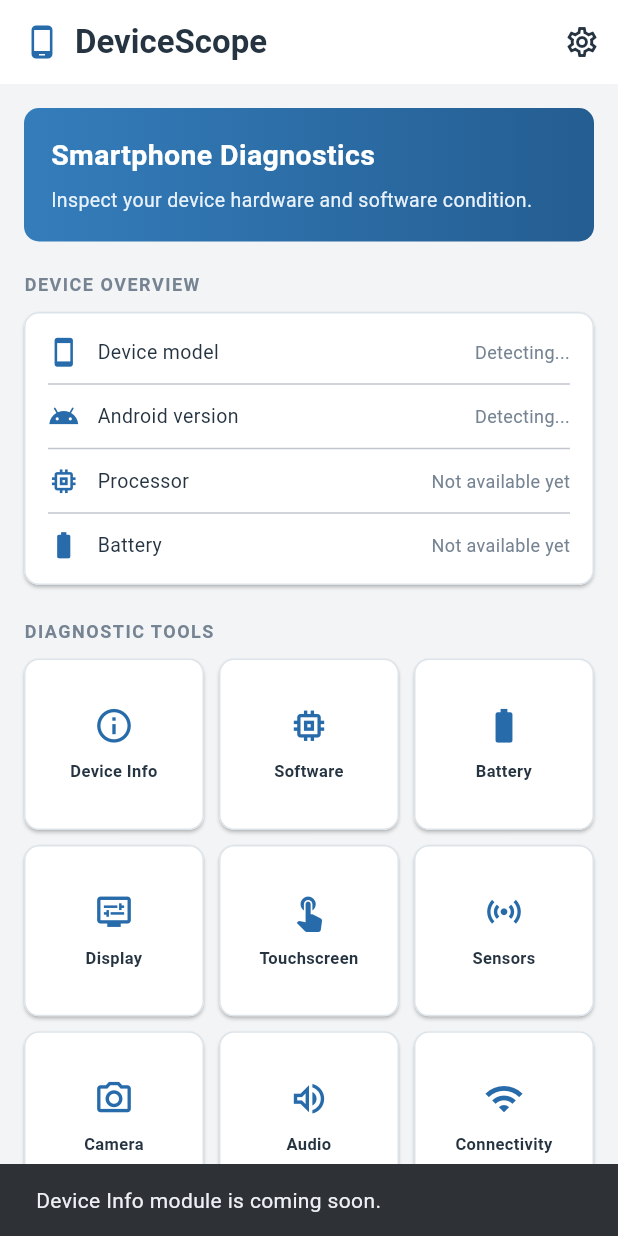
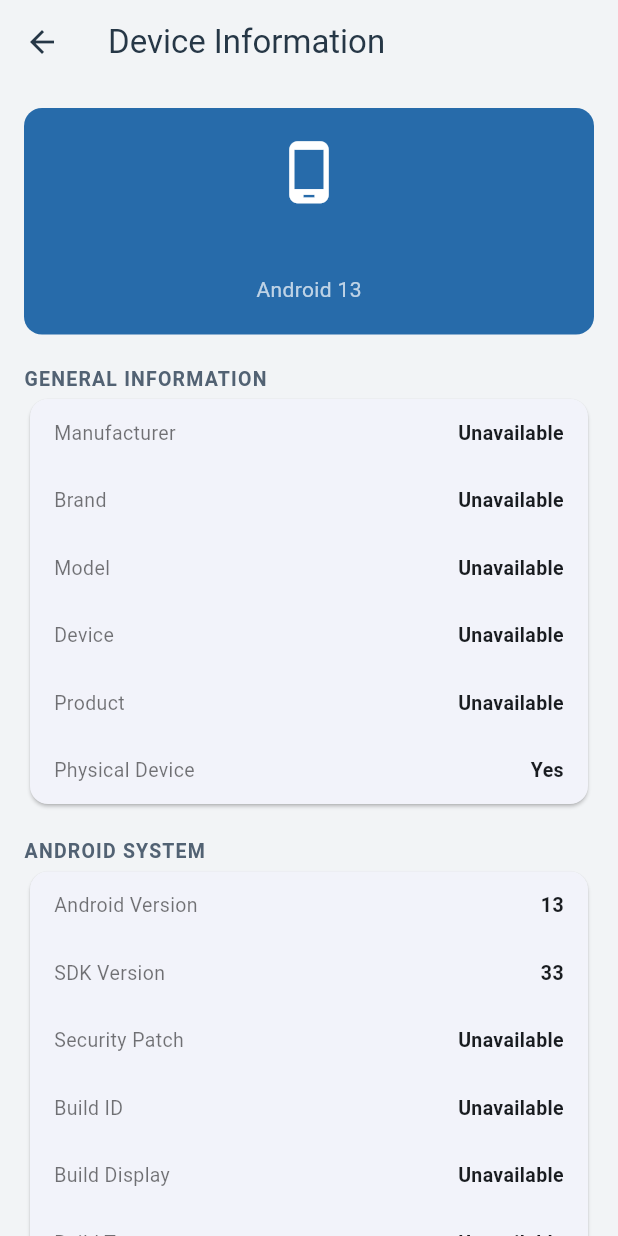
Before and after one commit to RdnNoob/DeviceScope, a Flutter app: the screen it shows after launch, after a tap on "Device Info", on a phone screen of 412 x 824 dp. Run offline on Flutter 3.47's test engine with Material 3 defaults, Android fonts, the phone set to English and light mode, and no system bars; our stand-ins replace device_info_plus.

Commit message:
Refactor Dashboard and Add Device Info Features
Updated UI elements and added device information features.

```diff
--- a/lib/main.dart
+++ b/lib/main.dart
@@ -1,4 +1,5 @@
 import 'package:flutter/material.dart';
+import 'package:device_info_plus/device_info_plus.dart';
 
 void main() {
   runApp(const DeviceScopeApp());
@@ -20,19 +21,9 @@ class DeviceScopeApp extends StatelessWidget {
           brightness: Brightness.light,
         ),
         appBarTheme: const AppBarTheme(
-          backgroundColor: Colors.white,
-          foregroundColor: Color(0xFF263442),
+          backgroundColor: Color(0xFFF2F4F6),
+          foregroundColor: Color(0xFF263746),
           elevation: 0,
-          centerTitle: false,
-        ),
-        cardTheme: CardThemeData(
-          color: Colors.white,
-          elevation: 1,
-          margin: EdgeInsets.zero,
-          shape: RoundedRectangleBorder(
-            borderRadius: BorderRadius.circular(10),
-            side: const BorderSide(color: Color(0xFFDCE3E9)),
-          ),
         ),
       ),
       home: const DashboardPage(),
@@ -43,231 +34,433 @@ class DeviceScopeApp extends StatelessWidget {
 class DashboardPage extends StatelessWidget {
   const DashboardPage({super.key});
 
-  static const Color primaryBlue = Color(0xFF276BAA);
-  static const Color textDark = Color(0xFF263442);
-  static const Color textMuted = Color(0xFF758392);
-
   @override
   Widget build(BuildContext context) {
     return Scaffold(
       appBar: AppBar(
-        title: const Row(
-          children: [
-            Icon(Icons.phone_android, color: primaryBlue),
-            SizedBox(width: 10),
-            Text(
+        title: const Text(
           'DeviceScope',
-              style: TextStyle(fontWeight: FontWeight.w700),
-            ),
-          ],
-        ),
-        actions: [
-          IconButton(
-            onPressed: () {},
-            icon: const Icon(Icons.settings_outlined),
-            tooltip: 'Settings',
-          ),
-        ],
-      ),
-      body: SafeArea(
-        child: ListView(
-          padding: const EdgeInsets.all(16),
-          children: [
-            _buildWelcomePanel(),
-            const SizedBox(height: 20),
-            const Text(
-              'DEVICE OVERVIEW',
-              style: TextStyle(
-                color: textMuted,
-                fontSize: 12,
-                fontWeight: FontWeight.bold,
-                letterSpacing: 1,
+          style: TextStyle(fontWeight: FontWeight.bold),
         ),
       ),
-            const SizedBox(height: 10),
-            _buildDeviceCard(),
-            const SizedBox(height: 22),
-            const Text(
-              'DIAGNOSTIC TOOLS',
-              style: TextStyle(
-                color: textMuted,
-                fontSize: 12,
-                fontWeight: FontWeight.bold,
-                letterSpacing: 1,
-              ),
-            ),
-            const SizedBox(height: 10),
-            _buildDiagnosticGrid(),
-            const SizedBox(height: 22),
-            _buildReportCard(),
-            const SizedBox(height: 20),
-            const Center(
-              child: Text(
-                'DeviceScope • Version 0.1.0',
-                style: TextStyle(
-                  color: textMuted,
-                  fontSize: 11,
-                ),
-              ),
-            ),
-          ],
-        ),
-      ),
-    );
-  }
-
-  Widget _buildWelcomePanel() {
-    return Container(
+      body: ListView(
         padding: const EdgeInsets.all(18),
+        children: [
+          Container(
+            padding: const EdgeInsets.all(20),
             decoration: BoxDecoration(
-        color: primaryBlue,
-        borderRadius: BorderRadius.circular(10),
               gradient: const LinearGradient(
                 colors: [
                   Color(0xFF347DBB),
-            Color(0xFF245D91),
+                  Color(0xFF235B91),
                 ],
               ),
+              borderRadius: BorderRadius.circular(12),
             ),
             child: const Column(
               crossAxisAlignment: CrossAxisAlignment.start,
               children: [
                 Text(
-            'Smartphone Diagnostics',
+                  'SMARTPHONE DIAGNOSTICS',
+                  style: TextStyle(
+                    color: Colors.white70,
+                    fontSize: 11,
+                    letterSpacing: 1.2,
+                  ),
+                ),
+                SizedBox(height: 10),
+                Text(
+                  'Device Inspection',
                   style: TextStyle(
                     color: Colors.white,
-              fontSize: 19,
+                    fontSize: 23,
                     fontWeight: FontWeight.bold,
                   ),
                 ),
-          SizedBox(height: 7),
+                SizedBox(height: 6),
                 Text(
-            'Inspect your device hardware and software condition.',
-            style: TextStyle(
-              color: Color(0xFFE8F2FC),
-              fontSize: 13,
+                  'Inspect device information and hardware condition.',
+                  style: TextStyle(color: Colors.white),
+                ),
+              ],
+            ),
+          ),
+          const SizedBox(height: 25),
+          const SectionTitle(title: 'DEVICE OVERVIEW'),
+          const SizedBox(height: 10),
+          const DeviceOverview(),
+          const SizedBox(height: 25),
+          const SectionTitle(title: 'DIAGNOSTIC TOOLS'),
+          const SizedBox(height: 10),
+          GridView.count(
+            crossAxisCount: 2,
+            shrinkWrap: true,
+            physics: const NeverScrollableScrollPhysics(),
+            crossAxisSpacing: 12,
+            mainAxisSpacing: 12,
+            childAspectRatio: 1.55,
+            children: [
+              DiagnosticTile(
+                icon: Icons.phone_android,
+                title: 'Device Info',
+                subtitle: 'Device specifications',
+                active: true,
+                onTap: () {
+                  Navigator.push(
+                    context,
+                    MaterialPageRoute(
+                      builder: (_) => const DeviceInfoPage(),
+                    ),
+                  );
+                },
+              ),
+              const DiagnosticTile(
+                icon: Icons.system_update,
+                title: 'Software',
+                subtitle: 'System inspection',
+              ),
+              const DiagnosticTile(
+                icon: Icons.battery_full,
+                title: 'Battery',
+                subtitle: 'Battery condition',
+              ),
+              const DiagnosticTile(
+                icon: Icons.display_settings,
+                title: 'Display',
+                subtitle: 'Screen inspection',
+              ),
+              const DiagnosticTile(
+                icon: Icons.touch_app,
+                title: 'Touchscreen',
+                subtitle: 'Touch response',
+              ),
+              const DiagnosticTile(
+                icon: Icons.sensors,
+                title: 'Sensors',
+                subtitle: 'Sensor inspection',
+              ),
+              const DiagnosticTile(
+                icon: Icons.camera_alt,
+                title: 'Camera',
+                subtitle: 'Camera inspection',
+              ),
+              const DiagnosticTile(
+                icon: Icons.volume_up,
+                title: 'Audio',
+                subtitle: 'Speaker and microphone',
+              ),
+              const DiagnosticTile(
+                icon: Icons.wifi,
+                title: 'Connectivity',
+                subtitle: 'Network inspection',
+              ),
+            ],
+          ),
+          const SizedBox(height: 25),
+          const SectionTitle(title: 'DIAGNOSTIC REPORT'),
+          const Card(
+            child: ListTile(
+              leading: Icon(Icons.description_outlined),
+              title: Text('No diagnostic report'),
+              subtitle: Text('Complete tests to generate a report.'),
             ),
           ),
         ],
       ),
     );
   }
+}
 
-  Widget _buildDeviceCard() {
+class DeviceOverview extends StatelessWidget {
+  const DeviceOverview({super.key});
+
+  @override
+  Widget build(BuildContext context) {
+    return FutureBuilder<AndroidDeviceInfo>(
+      future: DeviceInfoPlugin().androidInfo,
+      builder: (context, snapshot) {
+        if (!snapshot.hasData) {
+          return const Card(
+            child: ListTile(
+              leading: CircularProgressIndicator(),
+              title: Text('Detecting device...'),
+            ),
+          );
+        }
+
+        if (snapshot.hasError) {
+          return const Card(
+            child: ListTile(
+              leading: Icon(Icons.warning_amber),
+              title: Text('Device information unavailable'),
+            ),
+          );
+        }
+
+        final info = snapshot.data!;
+
         return Card(
-      child: Padding(
+          child: ListTile(
+            leading: const Icon(
+              Icons.smartphone,
+              size: 35,
+              color: Color(0xFF276BAA),
+            ),
+            title: Text(
+              '${info.manufacturer} ${info.model}',
+              style: const TextStyle(fontWeight: FontWeight.bold),
+            ),
+            subtitle: Text('Android ${info.version.release}'),
+            trailing: const Icon(Icons.chevron_right),
+          ),
+        );
+      },
+    );
+  }
+}
+
+class DeviceInfoPage extends StatefulWidget {
+  const DeviceInfoPage({super.key});
+
+  @override
+  State<DeviceInfoPage> createState() => _DeviceInfoPageState();
+}
+
+class _DeviceInfoPageState extends State<DeviceInfoPage> {
+  late Future<AndroidDeviceInfo> deviceFuture;
+
+  @override
+  void initState() {
+    super.initState();
+    deviceFuture = DeviceInfoPlugin().androidInfo;
+  }
+
+  @override
+  Widget build(BuildContext context) {
+    return Scaffold(
+      appBar: AppBar(
+        title: const Text('Device Information'),
+      ),
+      body: FutureBuilder<AndroidDeviceInfo>(
+        future: deviceFuture,
+        builder: (context, snapshot) {
+          if (snapshot.connectionState == ConnectionState.waiting) {
+            return const Center(
+              child: CircularProgressIndicator(),
+            );
+          }
+
+          if (snapshot.hasError || !snapshot.hasData) {
+            return const Center(
+              child: Text('Unable to retrieve device information.'),
+            );
+          }
+
+          final info = snapshot.data!;
+
+          return ListView(
             padding: const EdgeInsets.all(16),
+            children: [
+              Container(
+                padding: const EdgeInsets.all(20),
+                decoration: BoxDecoration(
+                  color: const Color(0xFF276BAA),
+                  borderRadius: BorderRadius.circular(12),
+                ),
                 child: Column(
                   children: [
-            _infoRow(
-              Icons.smartphone,
-              'Device model',
-              'Detecting...',
+                    const Icon(
+                      Icons.phone_android,
+                      color: Colors.white,
+                      size: 45,
                     ),
-            const Divider(height: 22),
-            _infoRow(
-              Icons.android,
-              'Android version',
-              'Detecting...',
+                    const SizedBox(height: 12),
+                    Text(
+                      '${info.manufacturer} ${info.model}',
+                      textAlign: TextAlign.center,
+                      style: const TextStyle(
+                        color: Colors.white,
+                        fontSize: 20,
+                        fontWeight: FontWeight.bold,
                       ),
-            const Divider(height: 22),
-            _infoRow(
-              Icons.memory,
-              'Processor',
-              'Not available yet',
                     ),
-            const Divider(height: 22),
-            _infoRow(
-              Icons.battery_full,
-              'Battery',
-              'Not available yet',
+                    const SizedBox(height: 5),
+                    Text(
+                      'Android ${info.version.release}',
+                      style: const TextStyle(color: Colors.white70),
                     ),
                   ],
                 ),
               ),
-    );
-  }
-
-  Widget _infoRow(IconData icon, String label, String value) {
-    return Row(
-      children: [
-        Icon(icon, color: primaryBlue, size: 21),
-        const SizedBox(width: 12),
-        Expanded(
-          child: Text(
-            label,
-            style: const TextStyle(
-              color: textDark,
-              fontSize: 13,
-            ),
-          ),
-        ),
-        Text(
-          value,
-          style: const TextStyle(
-            color: textMuted,
+              const SizedBox(height: 20),
+              const SectionTitle(title: 'GENERAL INFORMATION'),
+              InfoCard(items: {
+                'Manufacturer': info.manufacturer,
+                'Brand': info.brand,
+                'Model': info.model,
+                'Device': info.device,
+                'Product': info.product,
+                'Physical Device': info.isPhysicalDevice ? 'Yes' : 'No',
+              }),
+              const SizedBox(height: 18),
+              const SectionTitle(title: 'ANDROID SYSTEM'),
+              InfoCard(items: {
+                'Android Version': info.version.release,
+                'SDK Version': info.version.sdkInt.toString(),
+                'Security Patch': info.version.securityPatch,
+                'Build ID': info.id,
+                'Build Display': info.display,
+                'Build Type': info.type,
+                'Build Tags': info.tags,
+              }),
+              const SizedBox(height: 18),
+              const SectionTitle(title: 'HARDWARE INFORMATION'),
+              InfoCard(items: {
+                'Hardware': info.hardware,
+                'Board': info.board,
+                'Bootloader': info.bootloader,
+                'Supported ABIs': info.supportedAbis.join(', '),
+                'Host': info.host,
+              }),
+              const SizedBox(height: 18),
+              const Text(
+                'Information is provided by Android system APIs. '
+                'Some fields may be restricted or unavailable.',
+                style: TextStyle(
+                  color: Colors.black54,
                   fontSize: 12,
                 ),
               ),
             ],
           );
+        },
+      ),
+    );
+  }
 }
 
-  Widget _buildDiagnosticGrid() {
-    final tools = [
-      _DiagnosticItem(Icons.info_outline, 'Device Info'),
-      _DiagnosticItem(Icons.memory, 'Software'),
-      _DiagnosticItem(Icons.battery_std, 'Battery'),
-      _DiagnosticItem(Icons.display_settings, 'Display'),
-      _DiagnosticItem(Icons.touch_app, 'Touchscreen'),
-      _DiagnosticItem(Icons.sensors, 'Sensors'),
-      _DiagnosticItem(Icons.camera_alt_outlined, 'Camera'),
-      _DiagnosticItem(Icons.volume_up_outlined, 'Audio'),
-      _DiagnosticItem(Icons.wifi, 'Connectivity'),
-    ];
+class InfoCard extends StatelessWidget {
+  final Map<String, String> items;
 
-    return GridView.builder(
-      shrinkWrap: true,
-      physics: const NeverScrollableScrollPhysics(),
-      itemCount: tools.length,
-      gridDelegate: const SliverGridDelegateWithFixedCrossAxisCount(
-        crossAxisCount: 3,
-        crossAxisSpacing: 10,
-        mainAxisSpacing: 10,
-        childAspectRatio: 1.05,
+  const InfoCard({super.key, required this.items});
+
+  @override
+  Widget build(BuildContext context) {
+    return Card(
+      child: Column(
+        children: items.entries.map((entry) {
+          return Padding(
+            padding: const EdgeInsets.symmetric(
+              horizontal: 16,
+              vertical: 13,
             ),
-      itemBuilder: (context, index) {
-        final item = tools[index];
+            child: Row(
+              crossAxisAlignment: CrossAxisAlignment.start,
+              children: [
+                Expanded(
+                  flex: 4,
+                  child: Text(
+                    entry.key,
+                    style: const TextStyle(
+                      color: Colors.black54,
+                      fontSize: 13,
+                    ),
+                  ),
+                ),
+                Expanded(
+                  flex: 5,
+                  child: Text(
+                    entry.value.isEmpty ? 'Unavailable' : entry.value,
+                    textAlign: TextAlign.end,
+                    style: const TextStyle(
+                      fontWeight: FontWeight.w600,
+                      fontSize: 13,
+                    ),
+                  ),
+                ),
+              ],
+            ),
+          );
+        }).toList(),
+      ),
+    );
+  }
+}
 
+class SectionTitle extends StatelessWidget {
+  final String title;
+
+  const SectionTitle({super.key, required this.title});
+
+  @override
+  Widget build(BuildContext context) {
+    return Text(
+      title,
+      style: const TextStyle(
+        fontSize: 13,
+        fontWeight: FontWeight.bold,
+        color: Color(0xFF526273),
+        letterSpacing: 0.8,
+      ),
+    );
+  }
+}
+
+class DiagnosticTile extends StatelessWidget {
+  final IconData icon;
+  final String title;
+  final String subtitle;
+  final bool active;
+  final VoidCallback? onTap;
+
+  const DiagnosticTile({
+    super.key,
+    required this.icon,
+    required this.title,
+    required this.subtitle,
+    this.active = false,
+    this.onTap,
+  });
+
+  @override
+  Widget build(BuildContext context) {
     return Card(
+      clipBehavior: Clip.antiAlias,
       child: InkWell(
-            borderRadius: BorderRadius.circular(10),
-            onTap: () {
+        onTap: onTap ??
+            () {
               ScaffoldMessenger.of(context).showSnackBar(
                 SnackBar(
-                  content: Text('${item.title} module is coming soon.'),
-                  duration: const Duration(seconds: 2),
+                  content: Text('$title module is coming soon.'),
                 ),
               );
             },
         child: Padding(
-              padding: const EdgeInsets.all(8),
+          padding: const EdgeInsets.all(13),
           child: Column(
+            crossAxisAlignment: CrossAxisAlignment.start,
             mainAxisAlignment: MainAxisAlignment.center,
             children: [
               Icon(
-                    item.icon,
-                    color: primaryBlue,
-                    size: 27,
+                icon,
+                color: active
+                    ? const Color(0xFF276BAA)
+                    : Colors.blueGrey,
+                size: 25,
               ),
-                  const SizedBox(height: 9),
+              const SizedBox(height: 8),
               Text(
-                    item.title,
-                    textAlign: TextAlign.center,
+                title,
                 style: const TextStyle(
-                      color: textDark,
+                  fontWeight: FontWeight.bold,
+                  fontSize: 14,
+                ),
+              ),
+              Text(
+                subtitle,
+                style: const TextStyle(
+                  color: Colors.black54,
                   fontSize: 11,
-                      fontWeight: FontWeight.w600,
                 ),
               ),
             ],
@@ -275,48 +468,5 @@ class DashboardPage extends StatelessWidget {
         ),
       ),
     );
-      },
-    );
-  }
-
-  Widget _buildReportCard() {
-    return Card(
-      child: ListTile(
-        leading: const CircleAvatar(
-          backgroundColor: Color(0xFFE7F0F9),
-          child: Icon(
-            Icons.description_outlined,
-            color: primaryBlue,
-          ),
-        ),
-        title: const Text(
-          'Diagnostic Report',
-          style: TextStyle(
-            color: textDark,
-            fontWeight: FontWeight.w600,
-            fontSize: 14,
-          ),
-        ),
-        subtitle: const Text(
-          'View your device inspection summary',
-          style: TextStyle(
-            color: textMuted,
-            fontSize: 11,
-          ),
-        ),
-        trailing: const Icon(
-          Icons.chevron_right,
-          color: textMuted,
-        ),
-        onTap: () {},
-      ),
-    );
   }
 }
-
-class _DiagnosticItem {
-  final IconData icon;
-  final String title;
-
-  const _DiagnosticItem(this.icon, this.title);
-}
```
Lines whose indentation alone changed are shown as unchanged.
